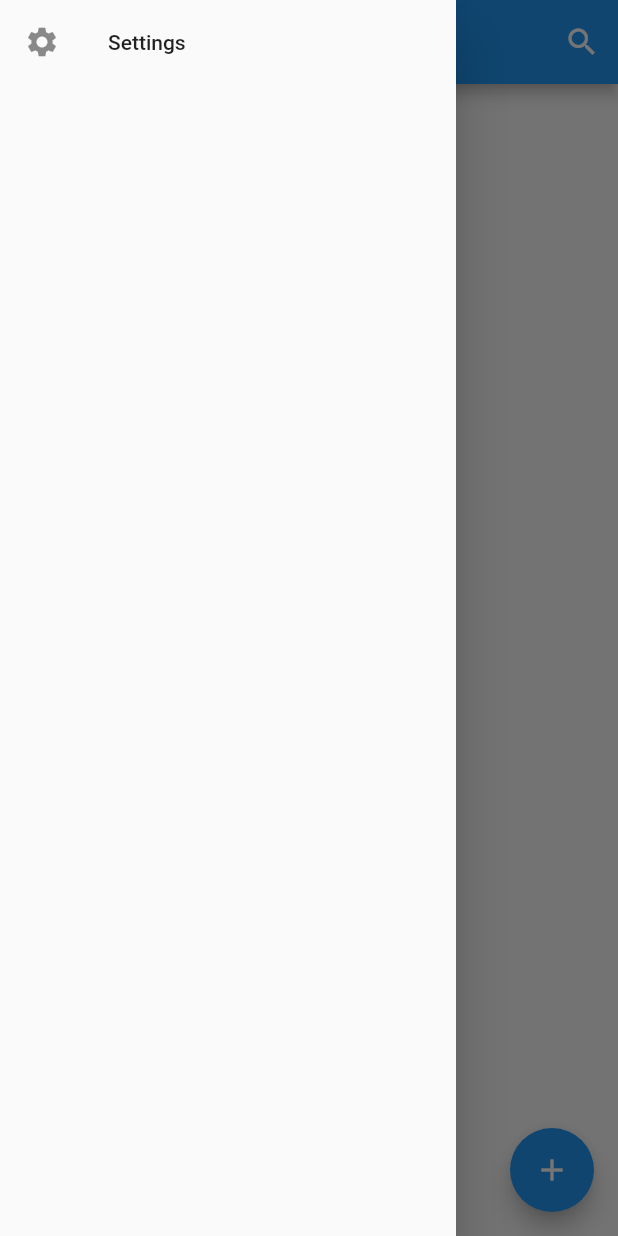
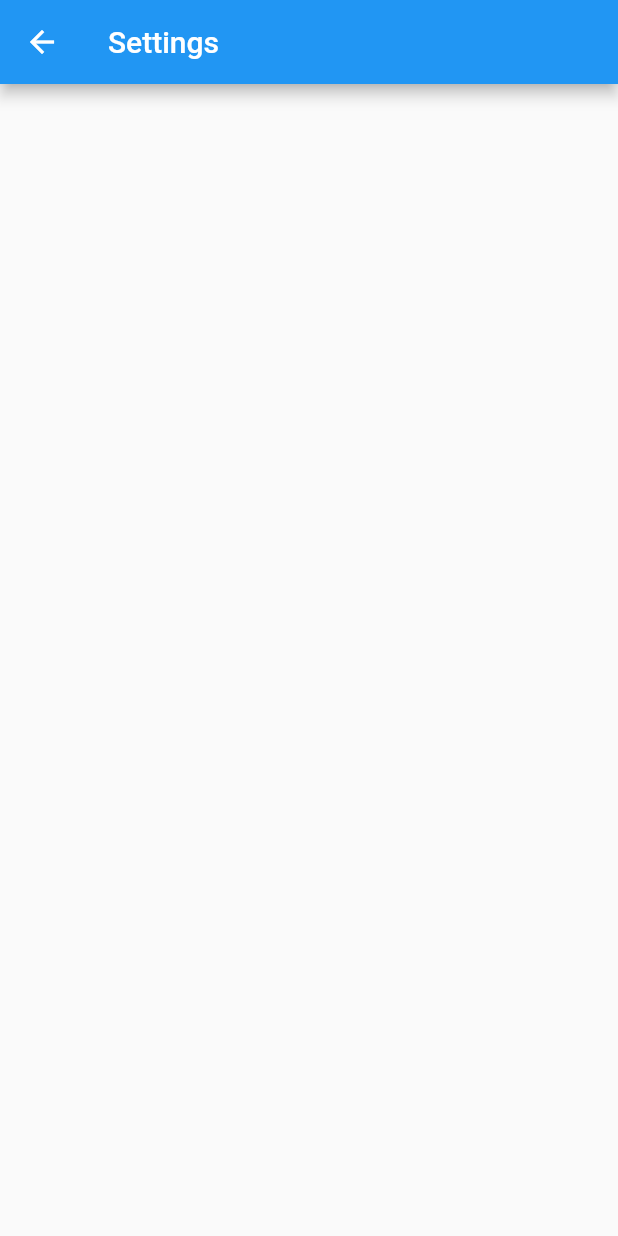
Before and after one commit to asserty308/ranking_app, a Flutter app: the screen it shows after launch, in the side drawer, after a tap on "Settings", on a phone screen of 412 x 824 dp. Run offline on Flutter 3.47's test engine with Material 2 defaults, Android fonts, the phone set to English and light mode, and no system bars; our stand-ins replace sqflite; missing offline and left inert: quick_actions; accounts and stored records are empty.

Commit message:
added home screen action

```diff
--- a/lib/main.dart
+++ b/lib/main.dart
@@ -1,12 +1,7 @@
 import 'package:flutter/material.dart';
 import 'package:ranking_app/screens/home_screen.dart';
 import 'package:ranking_app/screens/list_detail_screen.dart';
-
-// New ideas:
-// TODO: Preference Screen (dark theme, notifications)
-// TODO: Friend system with public / private lists
-// TODO: ListEntryDetail Screen for detailed information about the entry (memories, first encounter, private pictures, etc.)
-// TODO: Share lists to social media
+import 'package:ranking_app/screens/settings_screen.dart';
 
 void main() => runApp(MyApp());
 
@@ -17,6 +12,11 @@ class MyApp extends StatefulWidget {
 
 class MyAppState extends State<MyApp> {
   @override
+  void initState() {
+    super.initState();
+  }
+
+  @override
   Widget build(BuildContext context) {
     return MaterialApp(
       title: 'Ranking App',
@@ -26,6 +26,7 @@ class MyAppState extends State<MyApp> {
       routes: {
         '/': (context) => HomeScreen(),
         '/list_detail': (context) => ListDetailScreen(),
+        '/settings': (context) => SettingsScreen(),
       },
     );
   }
--- a/lib/screens/home_screen.dart
+++ b/lib/screens/home_screen.dart
@@ -1,4 +1,5 @@
 import 'package:flutter/material.dart';
+import 'package:quick_actions/quick_actions.dart';
 import 'package:ranking_app/data/database/list_table_provider.dart';
 import 'package:ranking_app/data/models/list.dart';
 import 'package:ranking_app/screens/delegates/home_screen_search_delegate.dart';
@@ -23,6 +24,8 @@ class HomeScreenState extends State<HomeScreen> {
   @override
   void initState() {
     super.initState();
+
+    registerQuickActions();
 
     // load existing lists from db
     reloadData();
@@ -50,9 +53,7 @@ class HomeScreenState extends State<HomeScreen> {
             ListTile(
               title: Text('Settings'),
               leading: Icon(Icons.settings),
-              onTap: () {
-
-              },
+              onTap: () => showSettings(context),
             )
           ],
         ),
@@ -202,4 +203,22 @@ class HomeScreenState extends State<HomeScreen> {
 
     showScreenListDetail(context, selectedList.key, selectedList.title);
   }
+
+  void showSettings(BuildContext context) {
+    Navigator.pushNamed(context, '/settings');
+  }
+
+  /// Add and handle homescreen quick actions
+  void registerQuickActions() {
+    final quickActions = QuickActions();
+    quickActions.initialize((type) {
+      if (type == 'add_list') {
+        addNewList(context);
+      }
+    });
+
+    quickActions.setShortcutItems(<ShortcutItem>[
+      const ShortcutItem(type: 'add_list', localizedTitle: 'Add new list', icon: 'icon_add'),
+    ]);
+  }
 }
--- a/lib/screens/list_detail_screen.dart
+++ b/lib/screens/list_detail_screen.dart
@@ -196,9 +196,6 @@ class ListDetailScreenState extends State<ListDetailScreen> {
   }
 
   void deleteEntry(ListEntryDM entry) async {
-    // keep a reference for restoring
-    //var ref = await ListEntryTableProvider.table.getWithKey(entry.key);
-
     // Delete all list entries
     ListEntryTableProvider.table.delete(entry.key);
 
--- /dev/null
+++ b/lib/screens/settings_screen.dart
@@ -0,0 +1,13 @@
+import 'package:flutter/material.dart';
+
+class SettingsScreen extends StatelessWidget {
+  @override
+  Widget build(BuildContext context) {
+    return Scaffold(
+      appBar: AppBar(
+        title: Text('Settings'),
+      ),
+      body: Container(),
+    );
+  }
+}
--- a/pubspec.yaml
+++ b/pubspec.yaml
@@ -21,6 +21,7 @@ dependencies:
     sdk: flutter
   sqflite:
   path:
+  quick_actions:
 
   # The following adds the Cupertino Icons font to your application.
   # Use with the CupertinoIcons class for iOS style icons.
```
Also changed, not shown: pubspec.lock, 3 other files.
